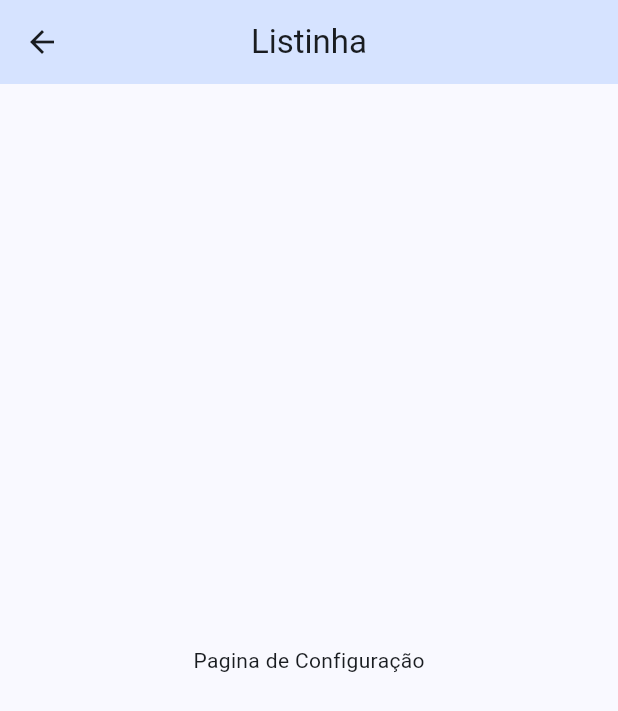
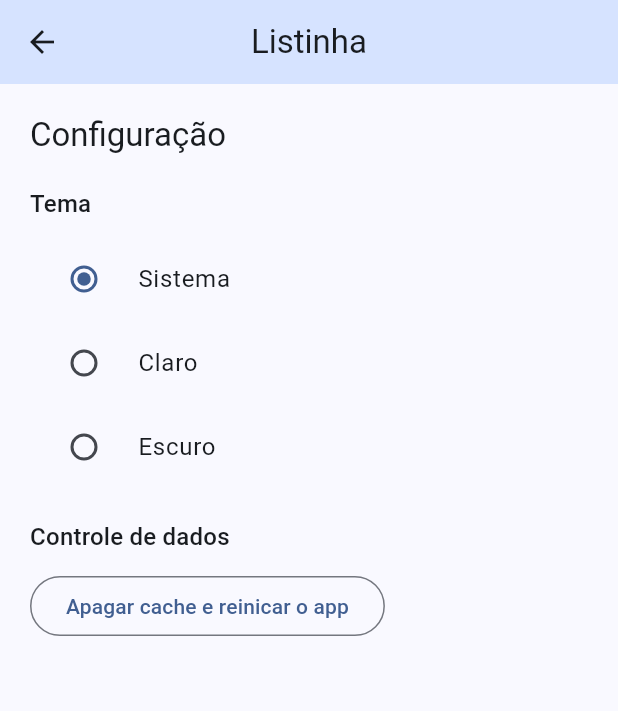
Before and after one commit to Matheus-Doerzbacher/app_listinha, a Flutter app: the ConfigurationPage screen opened by its route, on a phone screen of 412 x 824 dp. Shown: the top 711 px of the screen. Run offline on Flutter 3.47's test engine with Material 3 defaults, Android fonts, the phone set to English and light mode, and no system bars; our stand-ins replace flutter_modular.

Commit message:
criado um estado global

```diff
--- a/lib/src/app_module.dart
+++ b/lib/src/app_module.dart
@@ -1,8 +1,14 @@
 import 'package:flutter_modular/flutter_modular.dart';
 import 'package:listinha/src/configuration/configuration_page.dart';
 import 'package:listinha/src/home/home_module.dart';
+import 'package:listinha/src/shared/stores/app_store.dart';
 
 class AppModule extends Module {
+  @override
+  void binds(Injector i) {
+    i.addSingleton(AppStore.new);
+  }
+
   @override
   void routes(RouteManager r) {
     r
--- a/lib/src/app_widget.dart
+++ b/lib/src/app_widget.dart
@@ -1,5 +1,6 @@
 import 'package:flutter/material.dart';
 import 'package:flutter_modular/flutter_modular.dart';
+import 'package:listinha/src/shared/stores/app_store.dart';
 import 'package:listinha/src/shared/theme/theme.dart';
 
 class AppWidget extends StatelessWidget {
@@ -9,10 +10,14 @@ class AppWidget extends StatelessWidget {
   @override
   Widget build(BuildContext context) {
     Modular.setInitialRoute('/home/');
+    final appStore = context.watch<AppStore>(
+      (store) => store.themeMode,
+    );
 
     return MaterialApp.router(
       title: 'Flutter Demo',
       debugShowCheckedModeBanner: false,
+      themeMode: appStore.themeMode.value,
       theme: lightTheme,
       darkTheme: darkTheme,
       routerDelegate: Modular.routerDelegate,
--- a/lib/src/configuration/configuration_page.dart
+++ b/lib/src/configuration/configuration_page.dart
@@ -1,21 +1,66 @@
 import 'package:flutter/material.dart';
+import 'package:flutter_modular/flutter_modular.dart';
+import 'package:listinha/src/shared/stores/app_store.dart';
 
-class ConfigurationPage extends StatefulWidget {
+class ConfigurationPage extends StatelessWidget {
   const ConfigurationPage({super.key});
 
   @override
-  State<ConfigurationPage> createState() => _ConfigurationPageState();
-}
-
-class _ConfigurationPageState extends State<ConfigurationPage> {
-  @override
   Widget build(BuildContext context) {
+    final appStore = context.watch<AppStore>(
+      (bind) => bind.themeMode,
+    );
     return Scaffold(
       appBar: AppBar(
         title: const Text('Listinha'),
       ),
-      body: const Center(
-        child: Text('Pagina de Configuração'),
+      body: Center(
+        child: Padding(
+          padding: const EdgeInsets.fromLTRB(20, 20, 20, 0),
+          child: Column(
+            crossAxisAlignment: CrossAxisAlignment.start,
+            children: [
+              Text(
+                'Configuração',
+                style: Theme.of(context).textTheme.titleLarge,
+              ),
+              const SizedBox(height: 20),
+              Text(
+                'Tema',
+                style: Theme.of(context).textTheme.titleMedium,
+              ),
+              const SizedBox(height: 10),
+              RadioListTile(
+                value: ThemeMode.system,
+                groupValue: appStore.themeMode.value,
+                title: const Text('Sistema'),
+                onChanged: appStore.changeThemeMode,
+              ),
+              RadioListTile(
+                value: ThemeMode.light,
+                groupValue: appStore.themeMode.value,
+                title: const Text('Claro'),
+                onChanged: appStore.changeThemeMode,
+              ),
+              RadioListTile(
+                value: ThemeMode.dark,
+                groupValue: appStore.themeMode.value,
+                title: const Text('Escuro'),
+                onChanged: appStore.changeThemeMode,
+              ),
+              const SizedBox(height: 20),
+              Text(
+                'Controle de dados',
+                style: Theme.of(context).textTheme.titleMedium,
+              ),
+              const SizedBox(height: 10),
+              OutlinedButton(
+                onPressed: () {},
+                child: const Text('Apagar cache e reinicar o app'),
+              ),
+            ],
+          ),
+        ),
       ),
     );
   }
--- /dev/null
+++ b/lib/src/shared/stores/app_store.dart
@@ -0,0 +1,15 @@
+import 'package:flutter/material.dart';
+
+class AppStore {
+  final themeMode = ValueNotifier(ThemeMode.system);
+
+  void changeThemeMode(ThemeMode? mode) {
+    if (mode != null) {
+      themeMode.value = mode;
+    }
+  }
+
+  void save() {
+    // Todo: Sa;var os dados na base local
+  }
+}
```
